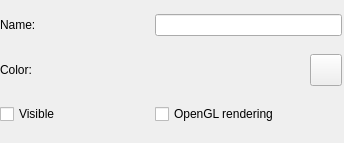
KLZ-0/Alames, file Alames/forms/rightwidgetsection.ui: the form before one commit.
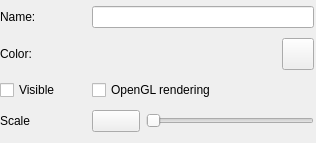
The form after the commit.

Commit message: 1.2-r6 + Added the ability to scale the QSeries in the chart + Added a scaleSlider + label and button to RightWidgetSection + Found a bug

Patch:
```diff
--- a/Alames/forms/rightwidgetsection.ui
+++ b/Alames/forms/rightwidgetsection.ui
@@ -6,7 +6,7 @@
    <rect>
     <x>0</x>
     <y>0</y>
-    <width>344</width>
+    <width>316</width>
     <height>143</height>
    </rect>
   </property>
@@ -38,11 +38,75 @@
    <property name="bottomMargin">
     <number>4</number>
    </property>
-   <item row="1" column="2">
+   <item row="3" column="1">
+    <widget class="QPushButton" name="scaleValueButton">
+     <property name="sizePolicy">
+      <sizepolicy hsizetype="Preferred" vsizetype="Fixed">
+       <horstretch>1</horstretch>
+       <verstretch>0</verstretch>
+      </sizepolicy>
+     </property>
+     <property name="maximumSize">
+      <size>
+       <width>48</width>
+       <height>16777215</height>
+      </size>
+     </property>
+     <property name="text">
+      <string/>
+     </property>
+    </widget>
+   </item>
+   <item row="2" column="0">
+    <widget class="QCheckBox" name="visibleCheckBox">
+     <property name="sizePolicy">
+      <sizepolicy hsizetype="Minimum" vsizetype="Fixed">
+       <horstretch>4</horstretch>
+       <verstretch>0</verstretch>
+      </sizepolicy>
+     </property>
+     <property name="text">
+      <string>Visible</string>
+     </property>
+    </widget>
+   </item>
+   <item row="3" column="2" colspan="2">
+    <widget class="QSlider" name="scaleSlider">
+     <property name="sizePolicy">
+      <sizepolicy hsizetype="Expanding" vsizetype="Fixed">
+       <horstretch>5</horstretch>
+       <verstretch>0</verstretch>
+      </sizepolicy>
+     </property>
+     <property name="minimum">
+      <number>0</number>
+     </property>
+     <property name="maximum">
+      <number>200</number>
+     </property>
+     <property name="orientation">
+      <enum>Qt::Horizontal</enum>
+     </property>
+    </widget>
+   </item>
+   <item row="0" column="0">
+    <widget class="QLabel" name="nameLabel">
+     <property name="sizePolicy">
+      <sizepolicy hsizetype="Preferred" vsizetype="Fixed">
+       <horstretch>4</horstretch>
+       <verstretch>0</verstretch>
+      </sizepolicy>
+     </property>
+     <property name="text">
+      <string>Name:</string>
+     </property>
+    </widget>
+   </item>
+   <item row="1" column="3">
     <widget class="QPushButton" name="colorPickButton">
      <property name="sizePolicy">
       <sizepolicy hsizetype="Fixed" vsizetype="Fixed">
-       <horstretch>0</horstretch>
+       <horstretch>1</horstretch>
        <verstretch>0</verstretch>
       </sizepolicy>
      </property>
@@ -69,47 +133,11 @@
      </property>
     </widget>
    </item>
-   <item row="0" column="1" colspan="2">
-    <widget class="QLineEdit" name="nameLineEdit">
-     <property name="sizePolicy">
-      <sizepolicy hsizetype="Preferred" vsizetype="Fixed">
-       <horstretch>0</horstretch>
-       <verstretch>0</verstretch>
-      </sizepolicy>
-     </property>
-    </widget>
-   </item>
-   <item row="1" column="1">
-    <widget class="QLabel" name="colorValueLabel">
-     <property name="sizePolicy">
-      <sizepolicy hsizetype="Preferred" vsizetype="Fixed">
-       <horstretch>0</horstretch>
-       <verstretch>0</verstretch>
-      </sizepolicy>
-     </property>
-     <property name="text">
-      <string/>
-     </property>
-    </widget>
-   </item>
-   <item row="0" column="0">
-    <widget class="QLabel" name="nameLabel">
-     <property name="sizePolicy">
-      <sizepolicy hsizetype="Preferred" vsizetype="Fixed">
-       <horstretch>0</horstretch>
-       <verstretch>0</verstretch>
-      </sizepolicy>
-     </property>
-     <property name="text">
-      <string>Name:</string>
-     </property>
-    </widget>
-   </item>
    <item row="1" column="0">
     <widget class="QLabel" name="colorLabel">
      <property name="sizePolicy">
       <sizepolicy hsizetype="Preferred" vsizetype="Fixed">
-       <horstretch>0</horstretch>
+       <horstretch>4</horstretch>
        <verstretch>0</verstretch>
       </sizepolicy>
      </property>
@@ -118,20 +146,55 @@
      </property>
     </widget>
    </item>
-   <item row="2" column="0">
-    <widget class="QCheckBox" name="visibleCheckBox">
+   <item row="3" column="0">
+    <widget class="QLabel" name="scaleLabel">
+     <property name="sizePolicy">
+      <sizepolicy hsizetype="Preferred" vsizetype="Preferred">
+       <horstretch>4</horstretch>
+       <verstretch>0</verstretch>
+      </sizepolicy>
+     </property>
      <property name="text">
-      <string>Visible</string>
+      <string>Scale</string>
      </property>
     </widget>
    </item>
-   <item row="2" column="1">
+   <item row="0" column="1" colspan="3">
+    <widget class="QLineEdit" name="nameLineEdit">
+     <property name="sizePolicy">
+      <sizepolicy hsizetype="Preferred" vsizetype="Fixed">
+       <horstretch>6</horstretch>
+       <verstretch>0</verstretch>
+      </sizepolicy>
+     </property>
+    </widget>
+   </item>
+   <item row="2" column="1" colspan="3">
     <widget class="QCheckBox" name="OpenGLCheckBox">
+     <property name="sizePolicy">
+      <sizepolicy hsizetype="Minimum" vsizetype="Fixed">
+       <horstretch>6</horstretch>
+       <verstretch>0</verstretch>
+      </sizepolicy>
+     </property>
      <property name="text">
       <string>OpenGL rendering</string>
      </property>
     </widget>
    </item>
+   <item row="1" column="1" colspan="2">
+    <widget class="QLabel" name="colorValueLabel">
+     <property name="sizePolicy">
+      <sizepolicy hsizetype="Preferred" vsizetype="Fixed">
+       <horstretch>5</horstretch>
+       <verstretch>0</verstretch>
+      </sizepolicy>
+     </property>
+     <property name="text">
+      <string/>
+     </property>
+    </widget>
+   </item>
   </layout>
  </widget>
  <resources/>
```
The commit also changes 5 other files.
